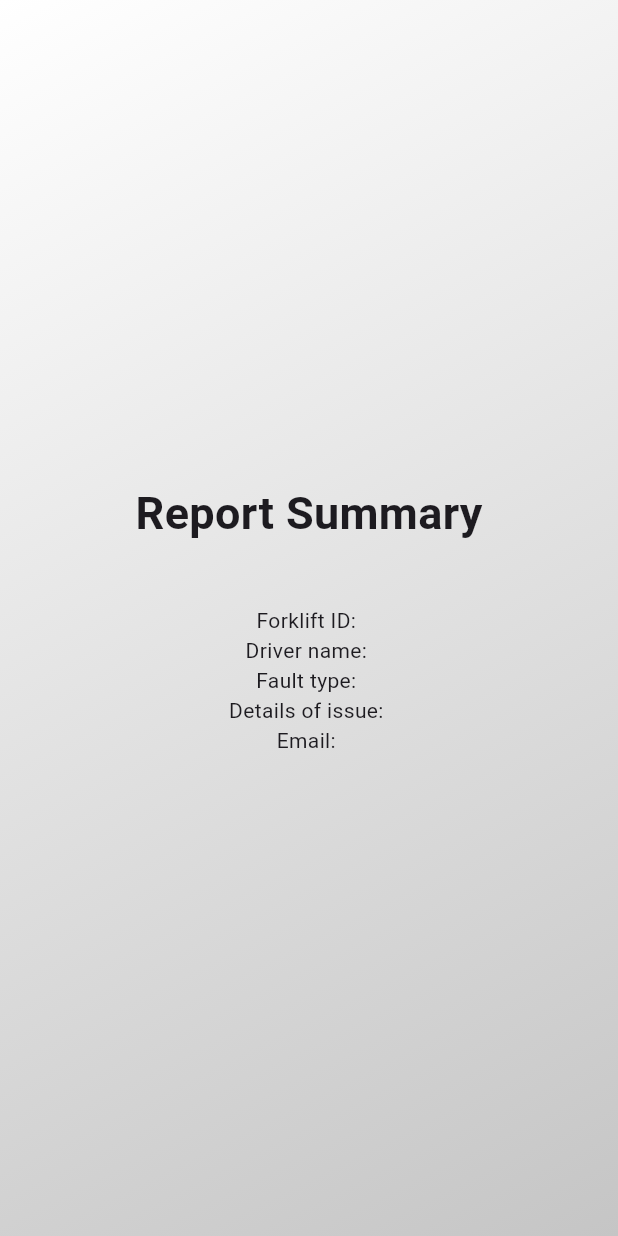
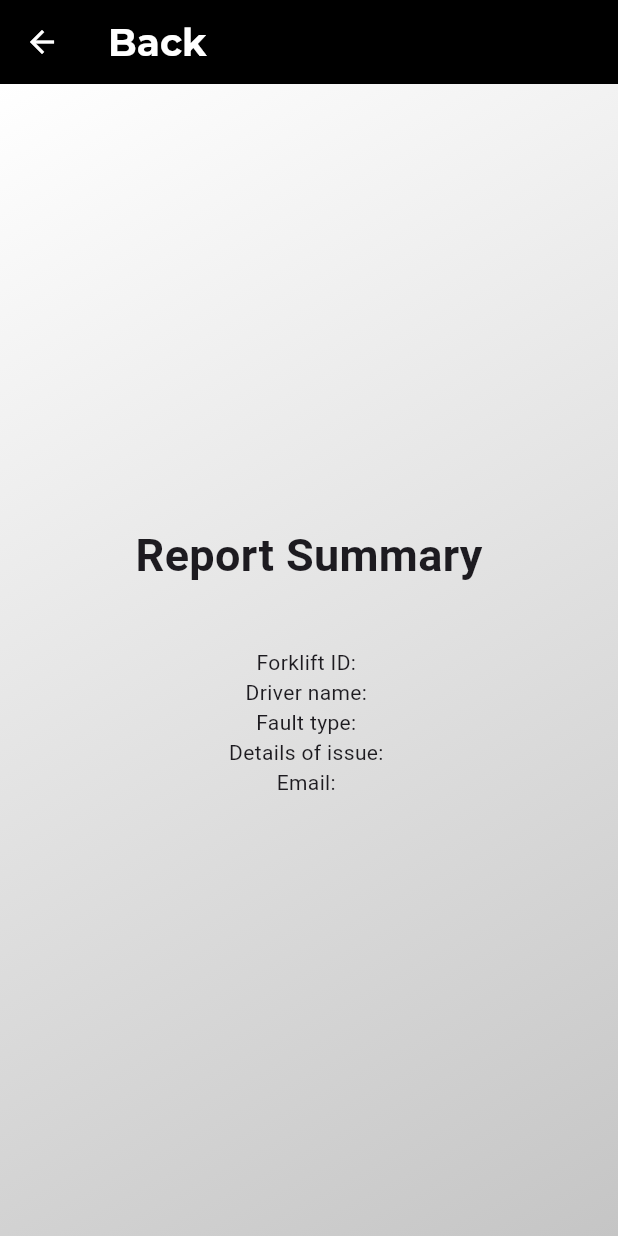
Before and after one commit to ME-CODE-UK/jstapp, a Flutter app: the SummaryScreen screen opened directly with empty values, on a phone screen of 412 x 824 dp. Run offline on Flutter 3.47's test engine with Material 3 defaults, Android fonts, the phone set to English and light mode, and no system bars; our stand-ins replace image_picker; missing offline and left inert: mailer; project files that could hold a hidden picture were left out.

Commit message:
Added back button appbar to summary screen.

```diff
--- a/lib/screens/summary_screen.dart
+++ b/lib/screens/summary_screen.dart
@@ -11,6 +11,24 @@ class SummaryScreen extends StatelessWidget {
   @override
   Widget build(BuildContext context) {
     return Scaffold(
+      appBar: AppBar(
+        // Back Button
+        leading: IconButton(
+          icon: const Icon(Icons.arrow_back),
+          color: Colors.white,
+          onPressed: () => Navigator.of(context).pop(false),
+        ),
+        backgroundColor: Colors.black,
+        title: const Text(
+          'Back',
+          style: TextStyle(
+            color: Colors.white,
+            fontFamily: 'Montserrat',
+            fontSize: 25,
+            fontWeight: FontWeight.bold,
+          ),
+        ),
+      ),
       body: Container(
         decoration: const BoxDecoration(
           gradient: LinearGradient(
```
